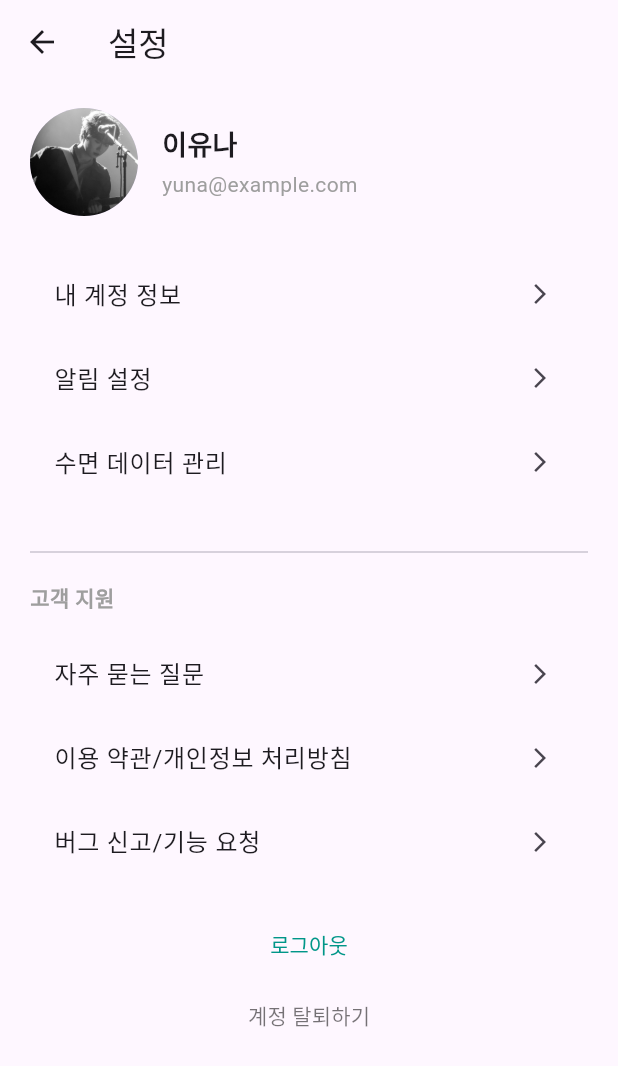
After one commit to Ko-o-ala/Frontend, a Flutter app: the SettingsScreen screen opened by its route, on a phone screen of 412 x 824 dp. The commit adds this screen. Shown: the top 1066 px of the screen. Run offline on Flutter 3.47's test engine with Material 3 defaults, Android fonts, the light colour scheme and no system bars; our stand-ins replace percent_indicator.

Commit message:
설정 페이지 제작

```diff
--- a/lib/bottomNavigationBar.dart
+++ b/lib/bottomNavigationBar.dart
@@ -18,8 +18,8 @@ class CustomBottomNavBar extends StatelessWidget {
       type: BottomNavigationBarType.fixed,
       items: const [
         BottomNavigationBarItem(icon: Icon(Icons.home), label: '홈'),
-        BottomNavigationBarItem(icon: Icon(Icons.search), label: '탐색하기'),
-        BottomNavigationBarItem(icon: Icon(Icons.bar_chart), label: '수면 현황'),
+        BottomNavigationBarItem(icon: Icon(Icons.search), label: '수면'),
+        BottomNavigationBarItem(icon: Icon(Icons.bar_chart), label: '사운드'),
         BottomNavigationBarItem(icon: Icon(Icons.settings), label: '설정'),
       ],
     );
--- a/lib/main.dart
+++ b/lib/main.dart
@@ -6,6 +6,7 @@ import 'package:my_app/sleep_dashboard/monthly_sleep_screen.dart';
 import 'package:my_app/mkhome/opening.dart';
 import 'package:my_app/mkhome/survey.dart';
 import 'package:my_app/mkhome/sleep_routine_setup_page.dart';
+import 'package:my_app/mkhome/setting_page.dart';
 
 
 void main() {
@@ -21,12 +22,13 @@ class MyApp extends StatelessWidget {
       title: 'Sleep App',
       routes: {
         '/': (context) => const opening(),
-        '/survey': (context) => const SleepSurveyHome(),
-        '/setup': (context) => const SleepRoutineSetupPage(),  // ✅ 요거 추가!
+        '/survey': (context) => const SleepSurveyHome(), // 초반 설문조사 페이지
+        '/setup': (context) => const SleepRoutineSetupPage(), // 해당 프로그램을 사용할 날짜 표시
         '/home': (context) => const HomePage(),
         '/sleep': (context) => const SleepDashboard(),
         '/weekly': (context) => const WeeklySleepScreen(),
         '/monthly': (context) => MonthlySleepScreen(),
+        '/setting' :(context) => const SettingsScreen(), //마이페이지
       },
     );
   }
--- /dev/null
+++ b/lib/mkhome/setting_page.dart
@@ -0,0 +1,97 @@
+import 'package:flutter/material.dart';
+import 'package:my_app/user_model.dart';
+
+// 1. 서버 대신 임시 사용자 정보 제공 함수
+Future<UserModel> fetchUserInfo() async {
+  await Future.delayed(const Duration(seconds: 1));
+  return UserModel(
+    name: '이유나',
+    email: 'yuna@example.com',
+    profileImage: 'lib/assets/profile.jpg', // pubspec.yaml에 등록 필요
+  );
+}
+
+class SettingsScreen extends StatelessWidget {
+  const SettingsScreen({super.key});
+
+  @override
+  Widget build(BuildContext context) {
+    return Scaffold(
+      appBar: AppBar(title: const Text('설정')),
+      body: FutureBuilder<UserModel>(
+        future: fetchUserInfo(),
+        builder: (context, snapshot) {
+          if (snapshot.connectionState == ConnectionState.waiting) {
+            return const Center(child: CircularProgressIndicator());
+          } else if (snapshot.hasError) {
+            return const Center(child: Text('사용자 정보를 불러오지 못했습니다.'));
+          } else if (!snapshot.hasData) {
+            return const Center(child: Text('사용자 정보가 없습니다.'));
+          }
+
+          final user = snapshot.data!;
+
+          return ListView(
+            padding: const EdgeInsets.symmetric(horizontal: 20, vertical: 16),
+            children: [
+              Row(
+                children: [
+                  CircleAvatar(
+                    radius: 36,
+                    backgroundImage: AssetImage(user.profileImage),
+                  ),
+                  const SizedBox(width: 16),
+                  Column(
+                    crossAxisAlignment: CrossAxisAlignment.start,
+                    children: [
+                      Text(user.name,
+                          style: const TextStyle(
+                              fontSize: 18, fontWeight: FontWeight.bold)),
+                      const SizedBox(height: 4),
+                      Text(user.email,
+                          style: const TextStyle(color: Colors.grey)),
+                    ],
+                  )
+                ],
+              ),
+              const SizedBox(height: 24),
+              _buildSettingsItem(context, '내 계정 정보'),
+              _buildSettingsItem(context, '알림 설정'),
+              _buildSettingsItem(context, '수면 데이터 관리'),
+              const SizedBox(height: 24),
+              const Divider(),
+              const Padding(
+                padding: EdgeInsets.symmetric(vertical: 12),
+                child: Text('고객 지원',
+                    style: TextStyle(
+                        color: Colors.grey, fontWeight: FontWeight.bold)),
+              ),
+              _buildSettingsItem(context, '자주 묻는 질문'),
+              _buildSettingsItem(context, '이용 약관/개인정보 처리방침'),
+              _buildSettingsItem(context, '버그 신고/기능 요청'),
+              const SizedBox(height: 16),
+              TextButton(
+                  onPressed: () {},
+                  child:
+                  const Text('로그아웃', style: TextStyle(color: Colors.teal))),
+              TextButton(
+                  onPressed: () {},
+                  child: const Text('계정 탈퇴하기',
+                      style: TextStyle(color: Colors.black54))),
+            ],
+          );
+        },
+      ),
+
+      // 네비게이션 바는 필요 시 아래에 추가 가능
+    );
+  }
+
+  Widget _buildSettingsItem(BuildContext context, String title) {
+    return ListTile(
+      title: Text(title),
+      trailing: const Icon(Icons.arrow_forward_ios, size: 16),
+      onTap: () {},
+    );
+  }
+}
--- a/lib/sleep_dashboard/sleep_dashboard.dart
+++ b/lib/sleep_dashboard/sleep_dashboard.dart
@@ -144,8 +144,8 @@ class SleepDashboard extends StatelessWidget {
         },
         items: const [
           BottomNavigationBarItem(icon: Icon(Icons.home), label: '홈'),
-          BottomNavigationBarItem(icon: Icon(Icons.search), label: '탐색하기'),
-          BottomNavigationBarItem(icon: Icon(Icons.bar_chart), label: '수면 현황'),
+          BottomNavigationBarItem(icon: Icon(Icons.search), label: '수면'),
+          BottomNavigationBarItem(icon: Icon(Icons.bar_chart), label: '사운드'),
           BottomNavigationBarItem(icon: Icon(Icons.settings), label: '설정'),
         ],
       ),
--- /dev/null
+++ b/lib/user_model.dart
@@ -0,0 +1,29 @@
+// lib/user_model.dart
+
+class UserModel {
+  final String name;
+  final String email;
+  final String profileImage;
+
+  UserModel({
+    required this.name,
+    required this.email,
+    required this.profileImage,
+  });
+
+  factory UserModel.fromJson(Map<String, dynamic> json) {
+    return UserModel(
+      name: json['name'] ?? '',
+      email: json['email'] ?? '',
+      profileImage: json['profileImage'] ?? '',
+    );
+  }
+
+  Map<String, dynamic> toJson() {
+    return {
+      'name': name,
+      'email': email,
+      'profileImage': profileImage,
+    };
+  }
+}
--- a/pubspec.yaml
+++ b/pubspec.yaml
@@ -42,6 +42,7 @@ flutter:
   uses-material-design: true
   assets:
     - lib/assets/opening.png
+    - lib/assets/profile.jpg
 
   # To add assets to your application, add an assets section, like this:
   # assets:
```
Also changed, not shown: lib/sleep_dashboard/monthly_sleep_screen.dart (+5 -5 lines), lib/sleep_dashboard/weekly_sleep_screen.dart (+4 -9 lines), lib/assets/profile.jpg (added).
